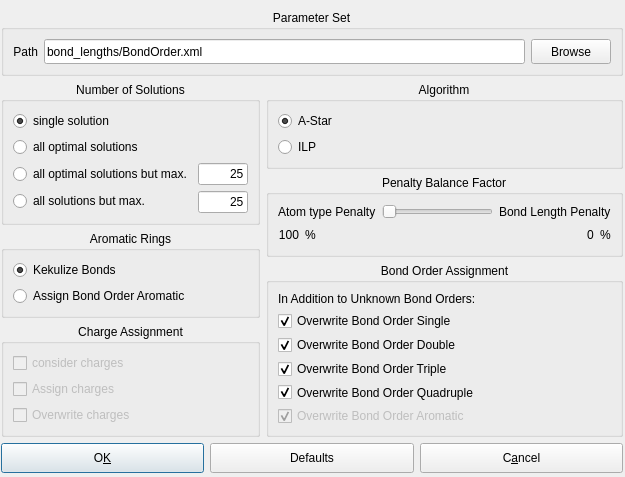
Before: the Qt Designer form source/VIEW/DIALOGS/assignBondOrderConfigurationDialog.ui in BALL-Project/ball, drawn with Qt 5.
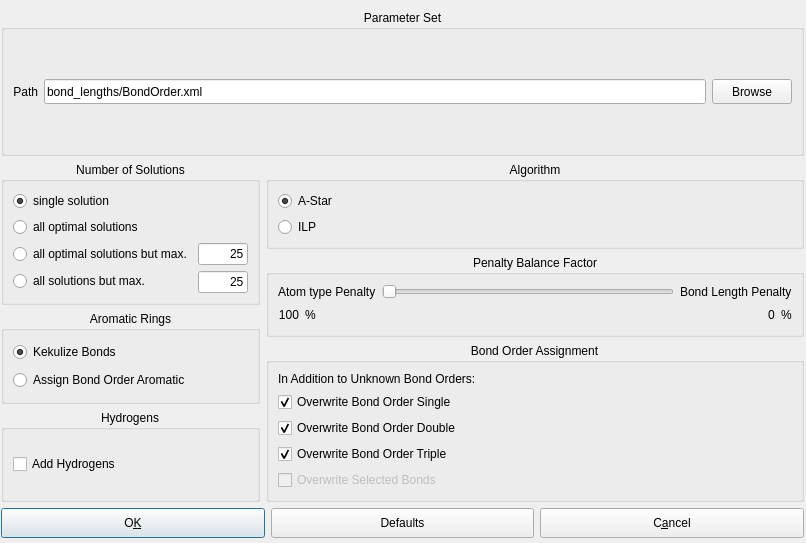
After: the same form once the commit is applied.

Commit message: added option OVERWRITE_SELECTED_BONDS and integration with ADD_HYDROGENS into the GUI

```diff
--- a/source/VIEW/DIALOGS/assignBondOrderConfigurationDialog.ui
+++ b/source/VIEW/DIALOGS/assignBondOrderConfigurationDialog.ui
@@ -5,8 +5,8 @@
    <rect>
     <x>0</x>
     <y>0</y>
-    <width>625</width>
-    <height>477</height>
+    <width>806</width>
+    <height>543</height>
    </rect>
   </property>
   <property name="sizePolicy" >
@@ -32,13 +32,13 @@
   <property name="windowTitle" >
    <string>Assign Bond Order Options</string>
   </property>
-  <widget class="QWidget" name="" >
+  <widget class="QWidget" name="layoutWidget" >
    <property name="geometry" >
     <rect>
      <x>1</x>
      <y>10</y>
-     <width>622</width>
-     <height>463</height>
+     <width>803</width>
+     <height>528</height>
     </rect>
    </property>
    <layout class="QVBoxLayout" >
@@ -388,7 +388,7 @@
            </size>
           </property>
           <property name="title" >
-           <string>Charge Assignment</string>
+           <string>Hydrogens</string>
           </property>
           <property name="alignment" >
            <set>Qt::AlignHCenter</set>
@@ -403,7 +403,7 @@
            <item>
             <widget class="QCheckBox" name="consider_charges_checkBox" >
              <property name="enabled" >
-              <bool>false</bool>
+              <bool>true</bool>
              </property>
              <property name="minimumSize" >
               <size>
@@ -412,45 +412,7 @@
               </size>
              </property>
              <property name="text" >
-              <string>consider charges</string>
-             </property>
-             <property name="checked" >
-              <bool>false</bool>
-             </property>
-            </widget>
-           </item>
-           <item>
-            <widget class="QCheckBox" name="assign_charges_checkBox" >
-             <property name="enabled" >
-              <bool>false</bool>
-             </property>
-             <property name="minimumSize" >
-              <size>
-               <width>140</width>
-               <height>0</height>
-              </size>
-             </property>
-             <property name="text" >
-              <string>Assign charges</string>
-             </property>
-             <property name="checked" >
-              <bool>false</bool>
-             </property>
-            </widget>
-           </item>
-           <item>
-            <widget class="QCheckBox" name="overwrite_charges_checkBox" >
-             <property name="enabled" >
-              <bool>false</bool>
-             </property>
-             <property name="minimumSize" >
-              <size>
-               <width>155</width>
-               <height>0</height>
-              </size>
-             </property>
-             <property name="text" >
-              <string>Overwrite charges</string>
+              <string>Add Hydrogens</string>
              </property>
              <property name="checked" >
               <bool>false</bool>
@@ -711,32 +673,16 @@
              </property>
             </widget>
            </item>
-           <item row="5" column="0" >
-            <widget class="QCheckBox" name="overwrite_aromaticBO_box" >
-             <property name="enabled" >
-              <bool>false</bool>
-             </property>
-             <property name="text" >
-              <string>Overwrite Bond Order Aromatic</string>
-             </property>
-             <property name="checkable" >
-              <bool>true</bool>
-             </property>
-             <property name="checked" >
-              <bool>true</bool>
-             </property>
-             <property name="tristate" >
-              <bool>false</bool>
-             </property>
-            </widget>
-           </item>
            <item row="4" column="0" >
-            <widget class="QCheckBox" name="overwrite_quadrupleBO_box" >
+            <widget class="QCheckBox" name="overwrite_selected_bonds_box" >
+             <property name="enabled" >
+              <bool>false</bool>
+             </property>
              <property name="text" >
-              <string>Overwrite Bond Order Quadruple</string>
+              <string>Overwrite Selected Bonds</string>
              </property>
              <property name="checked" >
-              <bool>true</bool>
+              <bool>false</bool>
              </property>
             </widget>
            </item>
```
Left out of the diff: 9 changed lines with no effect on the pictures. The commit also changes 5 other files.
